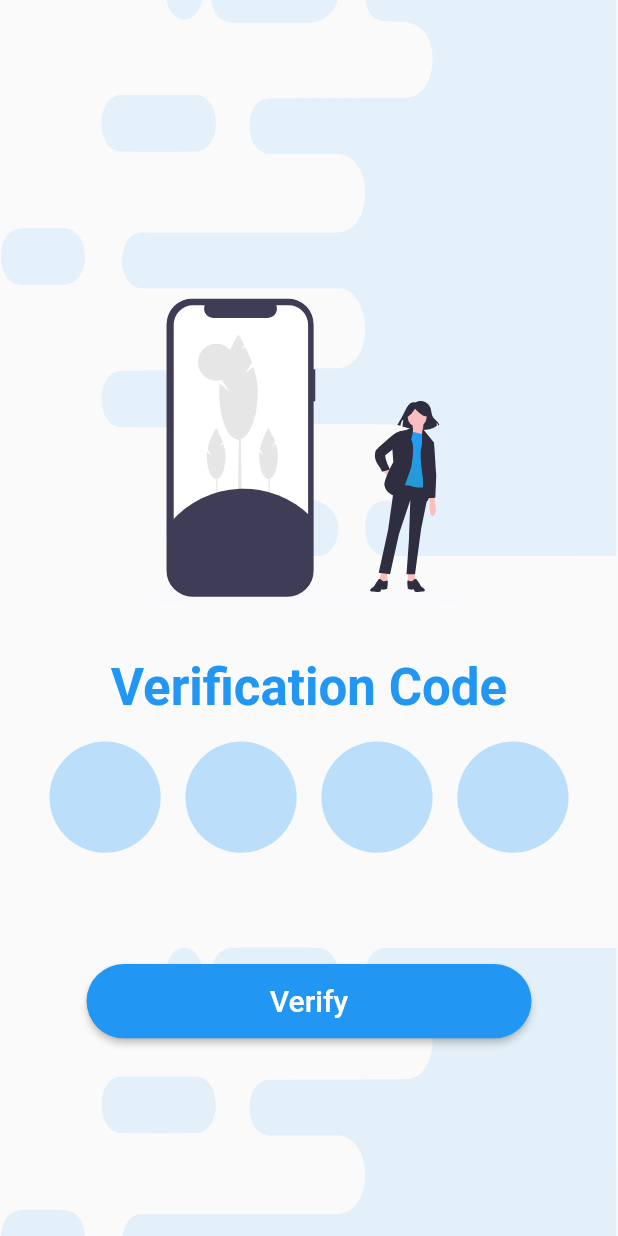
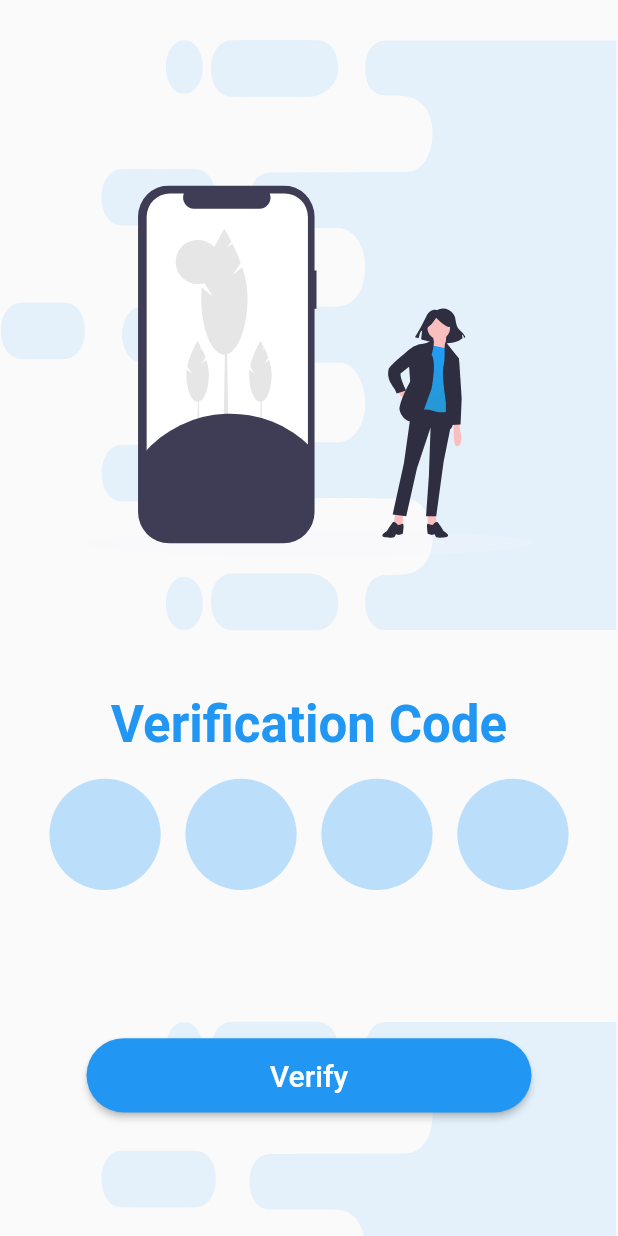
Before and after one commit to ycct/car_app, a Flutter app: the VerificationScreen screen opened by its route, on a phone screen of 412 x 824 dp. Run offline on Flutter 3.47's test engine with Material 2 defaults, Android fonts, the phone set to English and light mode, and no system bars; our stand-ins replace animated_bottom_navigation_bar, carousel_slider, country_code_picker, flutter_svg, get.

Commit message:
verification screen's bugs fixed

```diff
--- a/lib/screens/verification_screen/verification_screen.dart
+++ b/lib/screens/verification_screen/verification_screen.dart
@@ -13,23 +13,24 @@ class VerificationScreen extends StatelessWidget {
   @override
   Widget build(BuildContext context) {
     return Scaffold(
-      resizeToAvoidBottomInset: true,
+      resizeToAvoidBottomInset: false,
       body: Stack(
         alignment: Alignment.center,
         children: [
-          SizedBox(
-            height: context.dynamicHeight(1),
-            width: context.dynamicHeight(1),
+          Positioned.fill(
+            bottom: -context.dynamicHeight(0.12),
             child: SvgPicture.asset(ImagePaths.backgroundImage,
-                fit: BoxFit.cover),
+                fit: BoxFit.fitWidth),
           ),
           Positioned(
-
-            bottom: context.dynamicHeight(0.25),
+            bottom: context.dynamicHeight(0.55),
+            child: buildSvgPicture(context),
+          ),
+          Positioned(
+            bottom: context.dynamicHeight(0.28),
             child: Column(
               mainAxisAlignment: MainAxisAlignment.center,
               children: [
-                buildSvgPicture(context),
                 context.sizedBoxHeightSmall,
                 buildText(context),
                 context.sizedBoxHeightExtraSmall,
@@ -41,23 +42,16 @@ class VerificationScreen extends StatelessWidget {
                     buildTextField(context),
                   ],
                 ),
-                context.sizedBoxHeightDefault,
-                // Text(
-                //   AppConstants.reSend,
-                //   style: Theme.of(context).textTheme.bodyText1,
-                // ),
               ],
             ),
           ),
           Positioned(
-            bottom: context.dynamicHeight(0.16),
+            bottom: context.dynamicHeight(0.1),
             child: CustomElevatedButton(
               onTap: () {
                 Get.toNamed("/verified");
               },
               title: AppConstants.verify,
-              width: context.dynamicWidth(0.72),
-              height: context.dynamicWidth(0.12),
             ),
           ),
         ],
@@ -67,8 +61,8 @@ class VerificationScreen extends StatelessWidget {
 
   SizedBox buildSvgPicture(BuildContext context) {
     return SizedBox(
-      height: context.dynamicHeight(0.25),
-      width: context.dynamicWidth(1),
+      height: context.dynamicHeight(0.3),
+      width: context.dynamicHeight(1),
       child: SvgPicture.asset(
         ImagePaths.verification,
       ),
```
